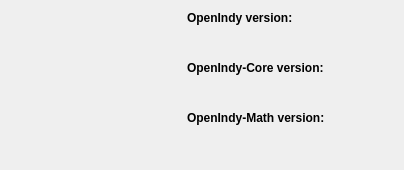
The window that ui/dialogs/aboutdialog.ui (OpenIndy/OpenIndy) describes before a commit, drawn with Qt 5.
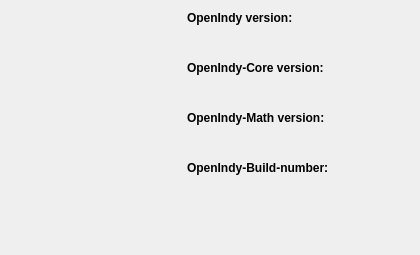
The same window after the commit. Icons and pictures are not drawn.

Commit message: OI-202 safety commit add release build number in OpenIndy about-dialog

What changed in the file:
```diff
--- a/ui/dialogs/aboutdialog.ui
+++ b/ui/dialogs/aboutdialog.ui
@@ -6,8 +6,8 @@
    <rect>
     <x>0</x>
     <y>0</y>
-    <width>404</width>
-    <height>170</height>
+    <width>420</width>
+    <height>255</height>
    </rect>
   </property>
   <property name="windowTitle">
@@ -159,6 +159,33 @@
            </property>
           </widget>
          </item>
+         <item>
+          <spacer name="verticalSpacer_2">
+           <property name="orientation">
+            <enum>Qt::Vertical</enum>
+           </property>
+           <property name="sizeHint" stdset="0">
+            <size>
+             <width>20</width>
+             <height>10</height>
+            </size>
+           </property>
+          </spacer>
+         </item>
+         <item>
+          <widget class="QLabel" name="label_oiBuildNumberHeader">
+           <property name="text">
+            <string>&lt;html&gt;&lt;head/&gt;&lt;body&gt;&lt;p&gt;&lt;span style=&quot; font-weight:600;&quot;&gt;OpenIndy-Build-number:&lt;/span&gt;&lt;/p&gt;&lt;/body&gt;&lt;/html&gt;</string>
+           </property>
+          </widget>
+         </item>
+         <item>
+          <widget class="QLabel" name="label_BuildNumber">
+           <property name="text">
+            <string/>
+           </property>
+          </widget>
+         </item>
         </layout>
        </item>
        <item>
```
The commit also changes 1 other file.
